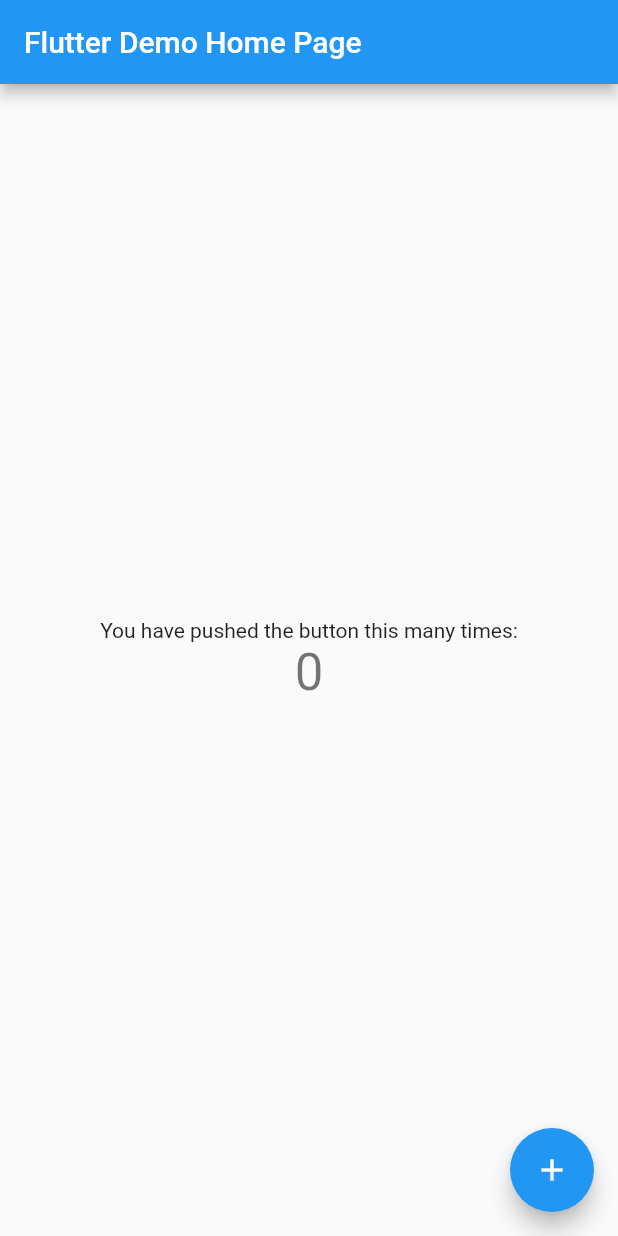
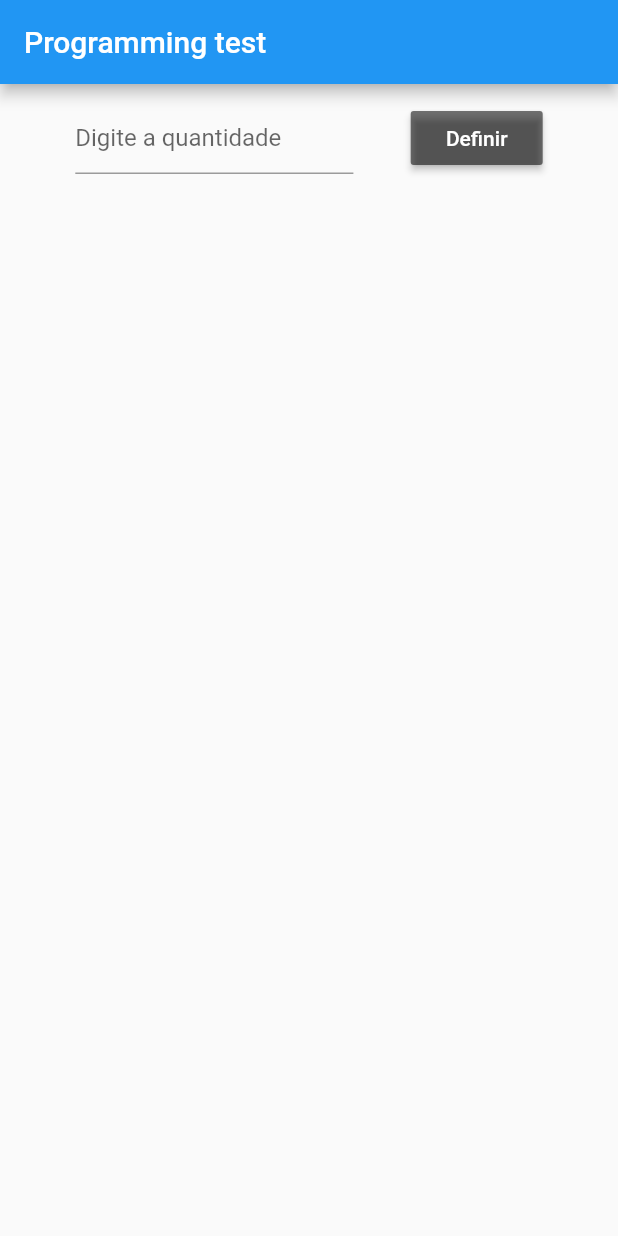
Before and after one commit to kleytonstn/programming_test, a Flutter app: the screen it shows after launch, on a phone screen of 412 x 824 dp. Run offline on Flutter 3.47's test engine with Material 2 defaults, Android fonts, the phone set to English and light mode, and no system bars; our stand-ins replace rxdart.

Commit message:
set problem done

```diff
--- a/lib/main.dart
+++ b/lib/main.dart
@@ -1,117 +1,20 @@
 import 'package:flutter/material.dart';
+import 'package:programming_test/presentation/home_page.dart';
 
 void main() {
   runApp(MyApp());
 }
 
 class MyApp extends StatelessWidget {
-  // This widget is the root of your application.
   @override
   Widget build(BuildContext context) {
     return MaterialApp(
-      title: 'Flutter Demo',
+      title: 'Programming test',
       theme: ThemeData(
-        // This is the theme of your application.
-        //
-        // Try running your application with "flutter run". You'll see the
-        // application has a blue toolbar. Then, without quitting the app, try
-        // changing the primarySwatch below to Colors.green and then invoke
-        // "hot reload" (press "r" in the console where you ran "flutter run",
-        // or simply save your changes to "hot reload" in a Flutter IDE).
-        // Notice that the counter didn't reset back to zero; the application
-        // is not restarted.
         primarySwatch: Colors.blue,
-        // This makes the visual density adapt to the platform that you run
-        // the app on. For desktop platforms, the controls will be smaller and
-        // closer together (more dense) than on mobile platforms.
         visualDensity: VisualDensity.adaptivePlatformDensity,
       ),
-      home: MyHomePage(title: 'Flutter Demo Home Page'),
+      home: HomePage(),
     );
   }
 }
-
-class MyHomePage extends StatefulWidget {
-  MyHomePage({Key key, this.title}) : super(key: key);
-
-  // This widget is the home page of your application. It is stateful, meaning
-  // that it has a State object (defined below) that contains fields that affect
-  // how it looks.
-
-  // This class is the configuration for the state. It holds the values (in this
-  // case the title) provided by the parent (in this case the App widget) and
-  // used by the build method of the State. Fields in a Widget subclass are
-  // always marked "final".
-
-  final String title;
-
-  @override
-  _MyHomePageState createState() => _MyHomePageState();
-}
-
-class _MyHomePageState extends State<MyHomePage> {
-  int _counter = 0;
-
-  void _incrementCounter() {
-    setState(() {
-      // This call to setState tells the Flutter framework that something has
-      // changed in this State, which causes it to rerun the build method below
-      // so that the display can reflect the updated values. If we changed
-      // _counter without calling setState(), then the build method would not be
-      // called again, and so nothing would appear to happen.
-      _counter++;
-    });
-  }
-
-  @override
-  Widget build(BuildContext context) {
-    // This method is rerun every time setState is called, for instance as done
-    // by the _incrementCounter method above.
-    //
-    // The Flutter framework has been optimized to make rerunning build methods
-    // fast, so that you can just rebuild anything that needs updating rather
-    // than having to individually change instances of widgets.
-    return Scaffold(
-      appBar: AppBar(
-        // Here we take the value from the MyHomePage object that was created by
-        // the App.build method, and use it to set our appbar title.
-        title: Text(widget.title),
-      ),
-      body: Center(
-        // Center is a layout widget. It takes a single child and positions it
-        // in the middle of the parent.
-        child: Column(
-          // Column is also a layout widget. It takes a list of children and
-          // arranges them vertically. By default, it sizes itself to fit its
-          // children horizontally, and tries to be as tall as its parent.
-          //
-          // Invoke "debug painting" (press "p" in the console, choose the
-          // "Toggle Debug Paint" action from the Flutter Inspector in Android
-          // Studio, or the "Toggle Debug Paint" command in Visual Studio Code)
-          // to see the wireframe for each widget.
-          //
-          // Column has various properties to control how it sizes itself and
-          // how it positions its children. Here we use mainAxisAlignment to
-          // center the children vertically; the main axis here is the vertical
-          // axis because Columns are vertical (the cross axis would be
-          // horizontal).
-          mainAxisAlignment: MainAxisAlignment.center,
-          children: <Widget>[
-            Text(
-              'You have pushed the button this many times:',
-            ),
-            Text(
-              '$_counter',
-              style: Theme.of(context).textTheme.headline4,
-            ),
-          ],
-        ),
-      ),
-      floatingActionButton: FloatingActionButton(
-        onPressed: _incrementCounter,
-        tooltip: 'Increment',
-        child: Icon(Icons.add),
-      ), // This trailing comma makes auto-formatting nicer for build methods.
-    );
-  }
-}
--- /dev/null
+++ b/lib/presentation/home_page.dart
@@ -0,0 +1,95 @@
+import 'package:flutter/material.dart';
+import 'package:programming_test/domain/home_bloc.dart';
+
+class HomePage extends StatefulWidget {
+  @override
+  _HomePageState createState() => _HomePageState();
+}
+
+class _HomePageState extends State<HomePage> {
+  HomeBloc _bloc = HomeBloc();
+  TextEditingController _controller = TextEditingController();
+
+  @override
+  Widget build(BuildContext context) {
+    return Scaffold(
+      appBar: AppBar(
+        title: Text('Programming test'),
+      ),
+      body: Center(
+        child: Padding(
+          padding: const EdgeInsets.all(12.0),
+          child: Column(
+            children: <Widget>[
+              Row(
+                mainAxisAlignment: MainAxisAlignment.spaceEvenly,
+                children: <Widget>[
+                  Container(
+                    width: MediaQuery.of(context).size.width * 0.45,
+                    child: StreamBuilder<String>(
+                        stream: _bloc.hintStream,
+                        builder: (context, snapshot) {
+                          return TextField(
+                            controller: _controller,
+                            decoration: InputDecoration(
+                              hintText: snapshot.data,
+                            ),
+                          );
+                        }),
+                  ),
+                  StreamBuilder<bool>(
+                      stream: _bloc.enableAddBtn,
+                      builder: (context, snapshot) {
+                        return RaisedButton(
+                          child: StreamBuilder<String>(
+                              stream: _bloc.addStream,
+                              builder: (context, snapshot) {
+                                return Text(
+                                  snapshot.data,
+                                  style: TextStyle(color: Colors.white),
+                                );
+                              }),
+                          disabledColor: Colors.black26,
+                          color: Colors.black54,
+                          onPressed: snapshot.data
+                              ? () => _bloc.add(controller: _controller)
+                              : null,
+                        );
+                      }),
+                ],
+              ),
+              Container(height: 10.0),
+              Container(
+                height: MediaQuery.of(context).size.width * 0.5,
+                child: StreamBuilder<List<int>>(
+                    stream: _bloc.resultStream,
+                    builder: (context, snapshot) {
+                      if (snapshot.data.isEmpty) {
+                        return Container();
+                      }
+                      return ListView.builder(
+                        itemCount: snapshot.data.length,
+                        itemBuilder: (context, index) {
+                          return Padding(
+                            padding: EdgeInsets.all(3.0),
+                            child: Text(
+                              snapshot.data[index].toString(),
+                            ),
+                          );
+                        },
+                      );
+                    }),
+              )
+            ],
+          ),
+        ),
+      ), // This trailing comma makes auto-formatting nicer for build methods.
+    );
+  }
+
+  @override
+  void dispose() {
+    _bloc.dispose();
+    super.dispose();
+  }
+}
--- a/pubspec.yaml
+++ b/pubspec.yaml
@@ -25,8 +25,7 @@ dependencies:
     sdk: flutter
 
 
-  # The following adds the Cupertino Icons font to your application.
-  # Use with the CupertinoIcons class for iOS style icons.
+  rxdart: ^0.24.1
   cupertino_icons: ^0.1.3
 
 dev_dependencies:
```
Also changed, not shown: lib/domain/home_bloc.dart (added, +74 -0 lines), pubspec.lock.
